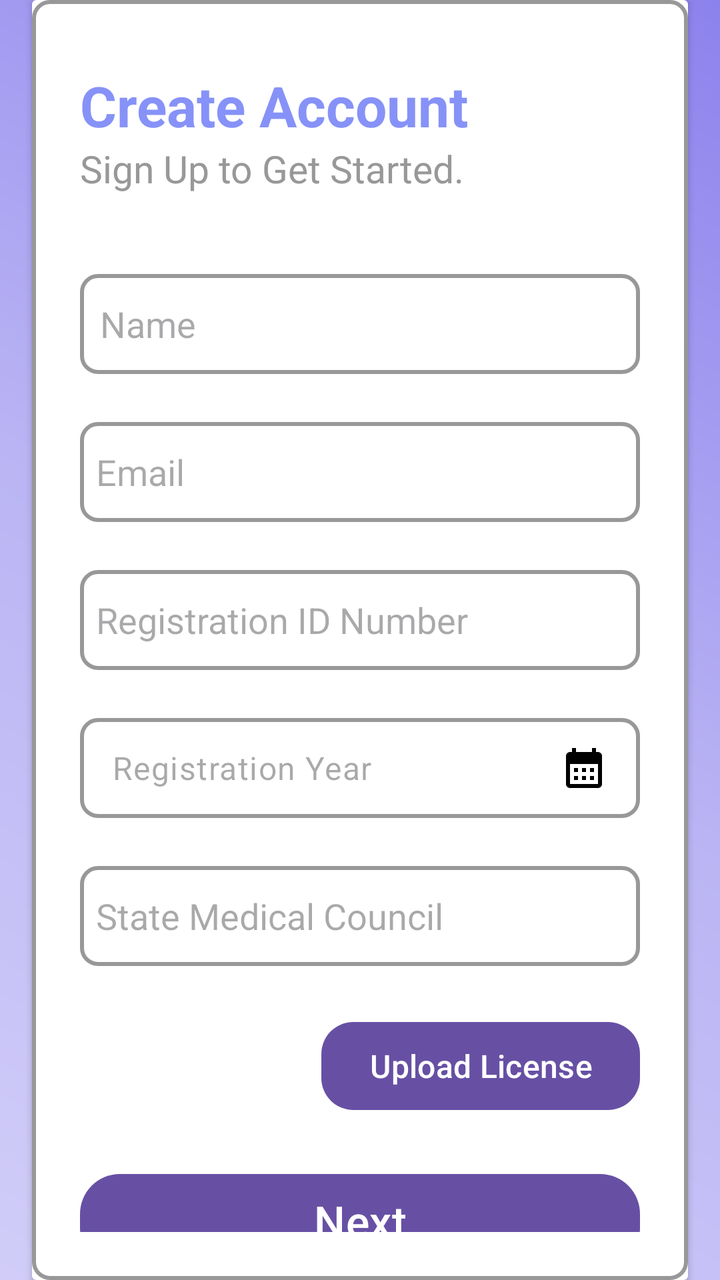
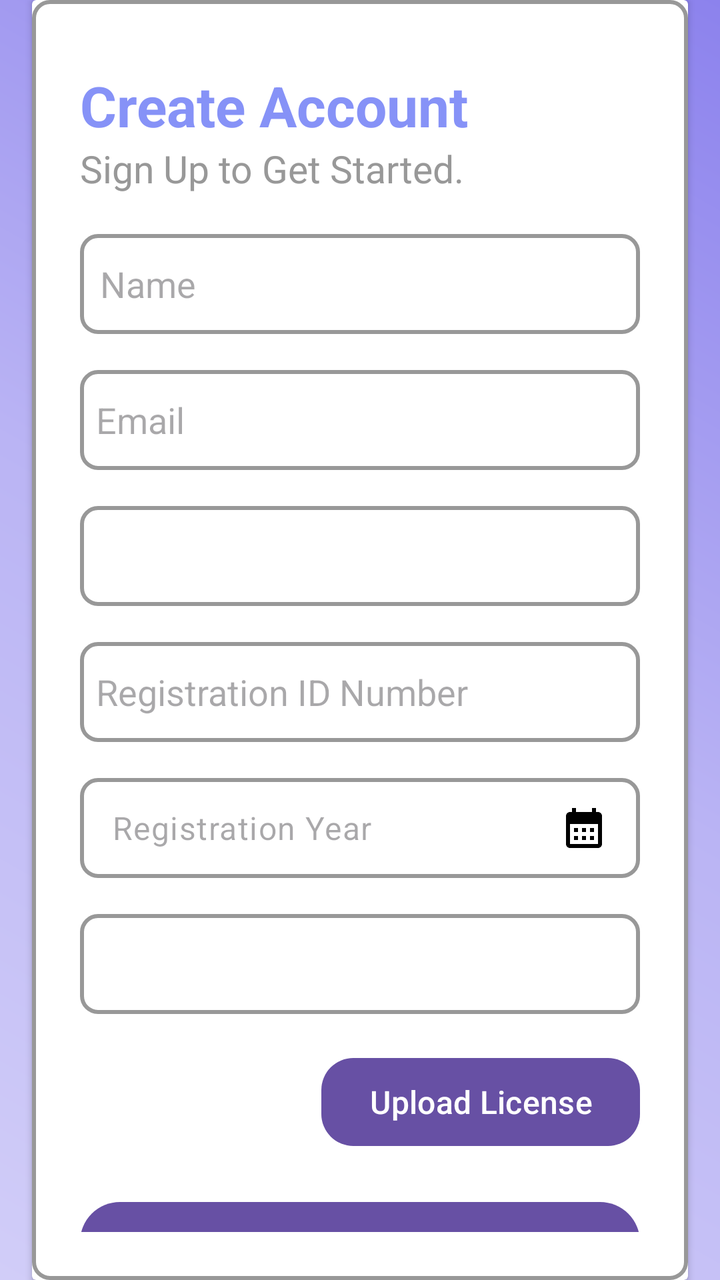

Compare the two renders of this Android layout. The source of the first and the diff that turns it into the second are given below.
<!-- AndroidManifest.xml: application theme Theme.EDermaCareLatestt -->
<!-- res/layout/activity1_signup_dermatologist.xml -->
<?xml version="1.0" encoding="utf-8"?>
<androidx.constraintlayout.widget.ConstraintLayout
    xmlns:android="http://schemas.android.com/apk/res/android"
    xmlns:app="http://schemas.android.com/apk/res-auto"
    xmlns:tools="http://schemas.android.com/tools"
    android:layout_width="match_parent"
    android:layout_height="match_parent"
    android:orientation="vertical"
    android:background="@drawable/gradients"
    android:gravity="center">


    <androidx.cardview.widget.CardView
        android:layout_width="match_parent"
        android:layout_height="wrap_content"
        android:layout_margin="16dp"
        app:layout_constraintTop_toTopOf="parent"
        app:layout_constraintBottom_toBottomOf="parent"
        app:layout_constraintStart_toStartOf="parent"
        app:layout_constraintEnd_toEndOf="parent">

    <LinearLayout
        android:layout_width='match_parent'
        android:layout_height="wrap_content"
        android:layout_gravity="center_horizontal"
        android:background="@drawable/light_grey_border"
        android:orientation="vertical"
        android:padding="24dp">

        <TextView
            android:layout_width="223dp"
            android:layout_height="wrap_content"
            android:layout_marginTop="10dp"
            android:text="Create Account"
            android:textAlignment="textStart"
            android:textColor="@color/lavender"
            android:textSize="28sp"
            android:textStyle="bold" />

        <TextView
            android:id="@+id/textView"
            android:layout_width="match_parent"
            android:layout_height="wrap_content"
            android:fontFamily="@font/poppins"
            android:text="Sign Up to Get Started."
            android:textAlignment="textStart"
            android:textColor="@color/light_grey"
            android:textSize="19sp" />

        <EditText
            android:id="@+id/dermatologist_signup_name"
            android:layout_width="match_parent"
            android:layout_height="50dp"
            android:layout_marginTop="40dp"
            android:background="@drawable/light_grey_border"
            android:drawablePadding="8dp"
            android:hint="Name"
            android:padding="10dp"
            android:textColor="@color/black" />

        <EditText
            android:id="@+id/dermatologist_signup_email"
            android:layout_width="match_parent"
            android:layout_height="50dp"
            android:layout_marginTop="24dp"
            android:background="@drawable/light_grey_border"
            android:drawablePadding="8dp"
            android:hint="Email"
            android:padding="8dp"
            android:textColor="@color/black" />

        <EditText
            android:id="@+id/dermatologist_signup_RegNumber"
            android:layout_width="match_parent"
            android:layout_height="50dp"
            android:layout_marginTop="24dp"
            android:background="@drawable/light_grey_border"
            android:drawablePadding="8dp"
            android:hint="Registration ID Number"
            android:inputType="phone"
            android:padding="8dp"
            android:textColor="@color/black" />

        <com.google.android.material.textfield.TextInputLayout
            android:id="@+id/dermatologist_signup_RegYear"
            android:layout_width="match_parent"
            android:layout_height="wrap_content"
            android:layout_marginTop="24dp"

            app:hintEnabled="false">

            <EditText
                android:id="@+id/dermatologist_signup_year"
                android:layout_width="match_parent"
                android:layout_height="50dp"

                android:background="@drawable/light_grey_border"
                android:clickable="false"
                android:drawableEnd="@drawable/baseline_calendar_month_24"
                android:drawablePadding="8dp"
                android:focusable="false"
                android:hint="Registration Year"
                android:inputType="text"
                android:padding="8dp"
                android:textColor="@color/black" />

        </com.google.android.material.textfield.TextInputLayout>


        <EditText
            android:id="@+id/dermatologist_signup_state_council"
            android:layout_width="match_parent"
            android:layout_height="50dp"
            android:layout_marginTop="24dp"
            android:background="@drawable/light_grey_border"
            android:drawablePadding="8dp"
            android:hint="State Medical Council"
            android:padding="8dp"
            android:textColor="@color/black" />


        
        
        
        
        
        
        
        

        <LinearLayout
            android:layout_width="match_parent"
            android:layout_height="wrap_content"
            android:layout_marginTop="24dp"
            android:orientation="horizontal">

            <TextView
                android:id="@+id/dermatologistFilename"
                android:layout_width="0dp"
                android:layout_height="wrap_content"
                android:layout_gravity="center_vertical"
                android:layout_marginStart="8dp"
                android:layout_weight="1"
                android:paddingStart="8dp"
                android:paddingTop="8dp"
                android:paddingBottom="8dp"
                android:text=""
                android:textColor="@color/light_grey"
                android:textSize="19sp" />

            <Button
                android:id="@+id/dermatologist_upload_button"
                android:layout_width="wrap_content"
                android:layout_height="52dp"
                android:layout_marginStart="8dp"
                android:minWidth="100dp"
                android:text="Upload License"
                android:textSize="16sp"
                app:cornerRadius="16dp" />

        </LinearLayout>


        <Button
            android:id="@+id/dermatologist_next_button"
            android:layout_width="match_parent"
            android:layout_height="55dp"
            android:layout_marginTop="24dp"
            android:text="Next"
            android:textSize="22sp"
            app:cornerRadius="20dp" />

        <LinearLayout
            android:layout_width="match_parent"
            android:layout_height="wrap_content"
            android:orientation="horizontal">


            <TextView
                android:id="@+id/signupRedirectTextDermatologist"
                android:layout_width="wrap_content"
                android:layout_height="wrap_content"
                android:layout_gravity="center"
                android:layout_marginTop="10dp"
                android:paddingLeft="8dp"
                android:paddingTop="8dp"
                android:paddingRight="0dp"
                android:paddingBottom="8dp"
                android:text="Already an user?"
                android:textColor="@color/light_grey"
                android:textSize="19sp" />

            <TextView
                android:id="@+id/loginredirectDermatologist"
                android:layout_width="wrap_content"
                android:layout_height="wrap_content"
                android:layout_gravity="center|start"
                android:layout_marginTop="10dp"
                android:paddingLeft="6dp"
                android:paddingTop="8dp"
                android:paddingRight="8dp"
                android:paddingBottom="8dp"
                android:text="Login"
                android:textColor="@color/lavender"
                android:textSize="19sp" />

        </LinearLayout>

    </LinearLayout>

    </androidx.cardview.widget.CardView>

</androidx.constraintlayout.widget.ConstraintLayout>
<!-- resources referenced by this layout -->
<resources>
  <color name="black">#FF000000</color>
  <color name="lavender">#8692F7</color>
  <color name="light_grey">#989898</color>
  <!-- drawable baseline_calendar_month_24 (drawable) -->
  <vector xmlns:android="http://schemas.android.com/apk/res/android" android:height="24dp" android:tint="#000000" android:viewportHeight="24" android:viewportWidth="24" android:width="24dp">
        
      <path android:fillColor="@android:color/white" android:pathData="M19,4h-1V2h-2v2H8V2H6v2H5C3.89,4 3.01,4.9 3.01,6L3,20c0,1.1 0.89,2 2,2h14c1.1,0 2,-0.9 2,-2V6C21,4.9 20.1,4 19,4zM19,20H5V10h14V20zM9,14H7v-2h2V14zM13,14h-2v-2h2V14zM17,14h-2v-2h2V14zM9,18H7v-2h2V18zM13,18h-2v-2h2V18zM17,18h-2v-2h2V18z"/>
      
  </vector>
  <!-- drawable gradients (drawable) -->
  <?xml version="1.0" encoding="utf-8"?>
  <shape
      android:shape = "rectangle"
      xmlns:android = "http://schemas.android.com/apk/res/android" >
  
      <gradient
          android:startColor = "#d1cdf8"
          android:centerColor = "#bab4f4"
          android:endColor = "#8c82ed"
          android:angle = "45"
          android:type = "linear" />
  </shape>
  <!-- drawable light_grey_border (drawable) -->
  <?xml version="1.0" encoding="utf-8"?>
  <shape xmlns:android="http://schemas.android.com/apk/res/android"
      android:shape="rectangle">
  
      <stroke
          android:width="2dp"
          android:color="@color/light_grey" />
  
      <corners
          android:radius="8dp" />
  </shape>
  <style name="Theme.EDermaCareLatestt" parent="Base.Theme.EDermaCareLatestt" />
  <style name="Base.Theme.EDermaCareLatestt" parent="Theme.Material3.DayNight.NoActionBar">
          
          
      </style>
</resources>

<!-- the commit's change to res/layout/activity1_signup_dermatologist.xml (unified diff, before → after) -->
@@ -51,7 +51,7 @@
             android:id="@+id/dermatologist_signup_name"
             android:layout_width="match_parent"
             android:layout_height="50dp"
-            android:layout_marginTop="40dp"
+            android:layout_marginTop="20dp"
             android:background="@drawable/light_grey_border"
             android:drawablePadding="8dp"
             android:hint="Name"
@@ -62,18 +62,30 @@
             android:id="@+id/dermatologist_signup_email"
             android:layout_width="match_parent"
             android:layout_height="50dp"
-            android:layout_marginTop="24dp"
+            android:layout_marginTop="18dp"
             android:background="@drawable/light_grey_border"
             android:drawablePadding="8dp"
             android:hint="Email"
             android:padding="8dp"
             android:textColor="@color/black" />
 
+        <Spinner
+            android:id="@+id/spinner_gender_dermatologist"
+            android:layout_width="match_parent"
+            android:layout_height="50dp"
+            android:layout_marginTop="18dp"
+            android:background="@drawable/light_grey_border"
+            android:paddingStart="8dp"
+            android:paddingEnd="24dp"
+            android:drawableEnd="@drawable/baseline_calendar_month_24"
+            android:textColor="@color/black"
+            />
+
         <EditText
             android:id="@+id/dermatologist_signup_RegNumber"
             android:layout_width="match_parent"
             android:layout_height="50dp"
-            android:layout_marginTop="24dp"
+            android:layout_marginTop="18dp"
             android:background="@drawable/light_grey_border"
             android:drawablePadding="8dp"
             android:hint="Registration ID Number"
@@ -85,7 +97,7 @@
             android:id="@+id/dermatologist_signup_RegYear"
             android:layout_width="match_parent"
             android:layout_height="wrap_content"
-            android:layout_marginTop="24dp"
+            android:layout_marginTop="18dp"
 
             app:hintEnabled="false">
 
@@ -107,16 +119,14 @@
         </com.google.android.material.textfield.TextInputLayout>
 
 
-        <EditText
-            android:id="@+id/dermatologist_signup_state_council"
-            android:layout_width="match_parent"
-            android:layout_height="50dp"
-            android:layout_marginTop="24dp"
-            android:background="@drawable/light_grey_border"
-            android:drawablePadding="8dp"
-            android:hint="State Medical Council"
+        <Spinner
+            android:id="@+id/spinner_state_medical_council"
+            android:layout_width="match_parent"
+            android:layout_height="50dp"
+            android:layout_marginTop="18dp"
+            android:background="@drawable/light_grey_border"
             android:padding="8dp"
-            android:textColor="@color/black" />
+            android:spinnerMode="dropdown" />
 
 
         
@@ -131,7 +141,7 @@
         <LinearLayout
             android:layout_width="match_parent"
             android:layout_height="wrap_content"
-            android:layout_marginTop="24dp"
+            android:layout_marginTop="18dp"
             android:orientation="horizontal">
 
             <TextView
@@ -165,7 +175,7 @@
             android:id="@+id/dermatologist_next_button"
             android:layout_width="match_parent"
             android:layout_height="55dp"
-            android:layout_marginTop="24dp"
+            android:layout_marginTop="20dp"
             android:text="Next"
             android:textSize="22sp"
             app:cornerRadius="20dp" />
@@ -181,7 +191,7 @@
                 android:layout_width="wrap_content"
                 android:layout_height="wrap_content"
                 android:layout_gravity="center"
-                android:layout_marginTop="10dp"
+                android:layout_marginTop="8dp"
                 android:paddingLeft="8dp"
                 android:paddingTop="8dp"
                 android:paddingRight="0dp"
@@ -195,7 +205,7 @@
                 android:layout_width="wrap_content"
                 android:layout_height="wrap_content"
                 android:layout_gravity="center|start"
-                android:layout_marginTop="10dp"
+                android:layout_marginTop="8dp"
                 android:paddingLeft="6dp"
                 android:paddingTop="8dp"
                 android:paddingRight="8dp"
